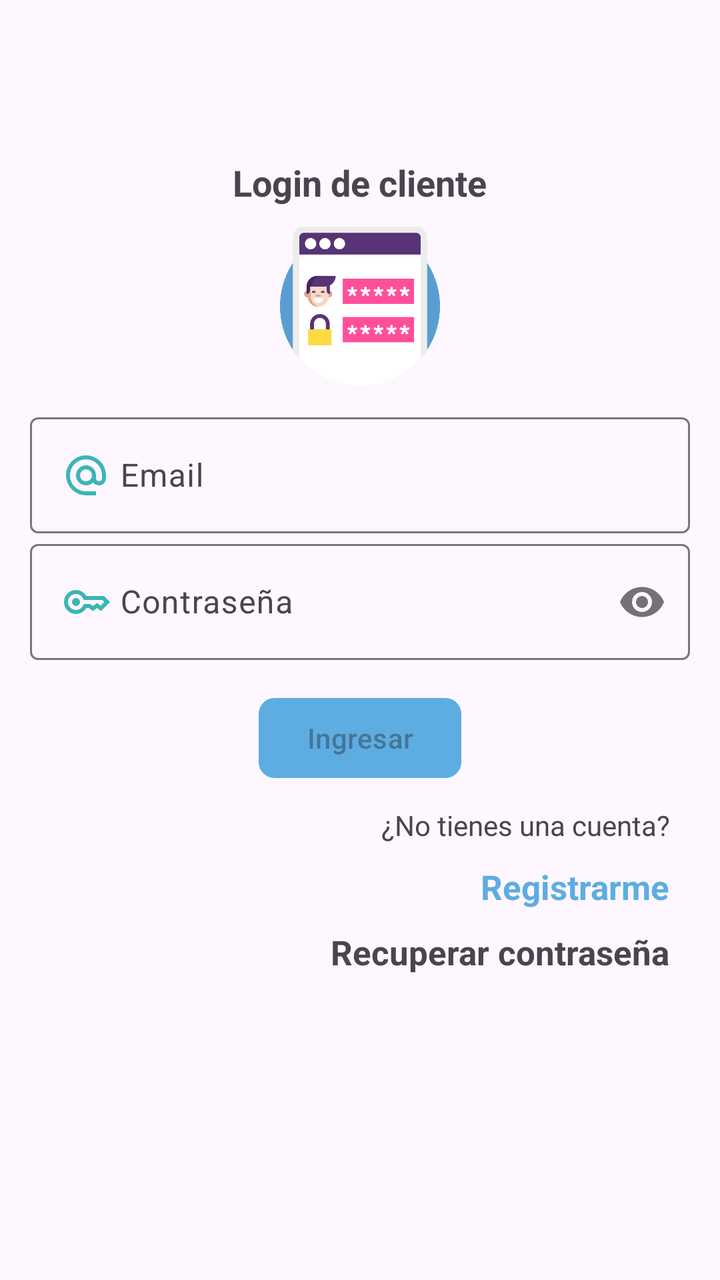
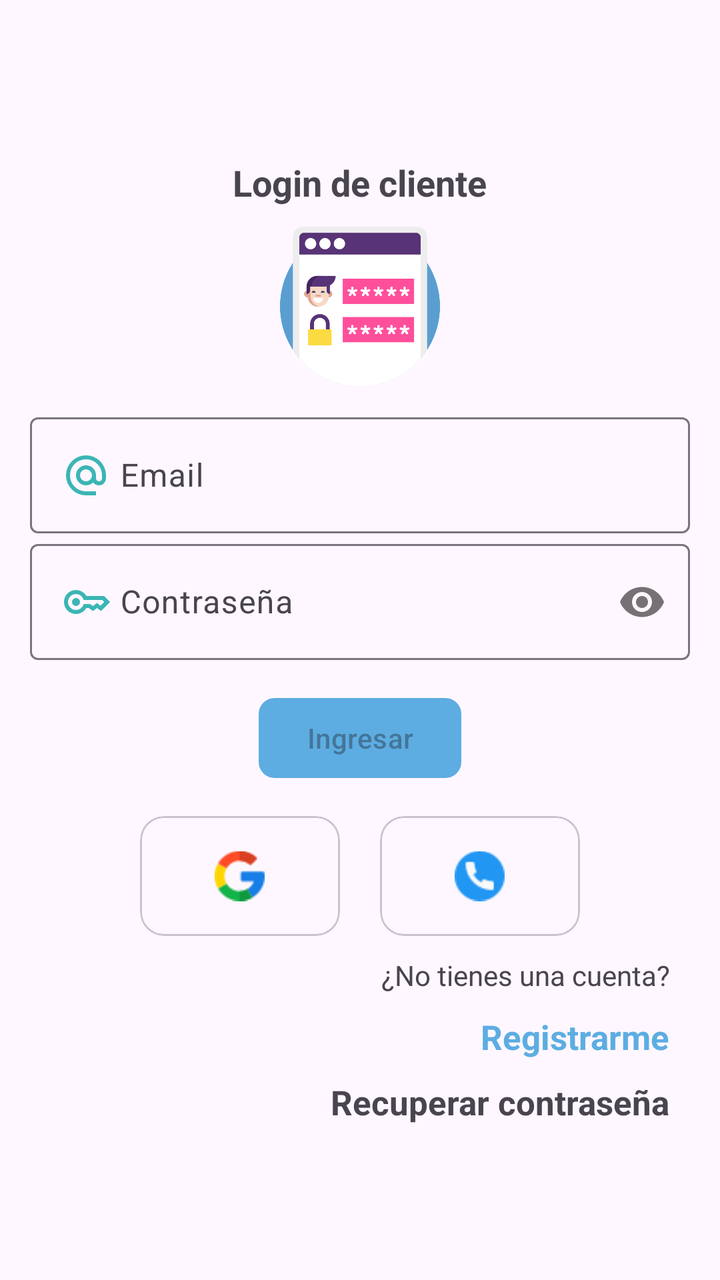

Screens rendered from an Android XML layout before and after an edit, with the pre-edit source and the edit as a unified diff.
<!-- AndroidManifest.xml: application theme Theme.TiendaVirtualApp -->
<!-- res/layout/activity_login_cliente.xml -->
<?xml version="1.0" encoding="utf-8"?>
<RelativeLayout xmlns:android="http://schemas.android.com/apk/res/android" xmlns:app="http://schemas.android.com/apk/res-auto" xmlns:tools="http://schemas.android.com/tools"
    android:id="@+id/main"
    android:layout_width="match_parent"
    android:layout_height="match_parent"
    tools:context=".Cliente.LoginClienteActivity">
    
    <androidx.appcompat.widget.LinearLayoutCompat
        android:layout_width="match_parent"
        android:layout_height="wrap_content"
        android:orientation="vertical"
        android:padding="15dp"
        android:layout_marginTop="?attr/actionBarSize">
        
        <TextView
            android:text="@string/txtLoginC"
            android:layout_gravity="center"
            android:textSize="18sp"
            android:textStyle="bold"
            android:layout_width="wrap_content"
            android:layout_height="wrap_content"/>
        
        <androidx.appcompat.widget.AppCompatImageView
            android:layout_width="80dp"
            android:layout_height="80dp"
            android:src="@drawable/login_cliente"
            android:layout_gravity="center"
            android:layout_marginTop="10dp"
            android:layout_marginBottom="10dp"/>

        <com.google.android.material.textfield.TextInputLayout
            android:layout_width="match_parent"
            android:layout_height="wrap_content">

            <EditText
                android:id="@+id/etEmail"
                android:hint="@string/etEmail"
                android:inputType="textEmailAddress"
                android:drawableStart="@drawable/ico_email"
                android:drawablePadding="5dp"
                android:layout_width="match_parent"
                android:layout_height="wrap_content"/>

        </com.google.android.material.textfield.TextInputLayout>

        <com.google.android.material.textfield.TextInputLayout
            android:layout_width="match_parent"
            android:layout_height="wrap_content"
            app:passwordToggleEnabled="true">

            <EditText
                android:id="@+id/etPassword"
                android:hint="@string/etPassword"
                android:inputType="textPassword"
                android:drawableStart="@drawable/ico_password"
                android:drawablePadding="5dp"
                android:layout_width="match_parent"
                android:layout_height="wrap_content"/>

        </com.google.android.material.textfield.TextInputLayout>

        <com.google.android.material.button.MaterialButton
            android:id="@+id/btnLoginC"
            android:hint="@string/btnLoginC"
            android:textAllCaps="true"
            android:layout_gravity="center"
            android:layout_marginTop="15dp"
            app:cornerRadius="8dp"
            android:layout_width="wrap_content"
            android:layout_height="wrap_content" />
        
        
        <TextView
            android:text="@string/txtNoCuenta"
            android:layout_gravity="end"
            android:layout_marginEnd="10dp"
            android:layout_marginTop="10dp"
            android:layout_width="wrap_content"
            android:layout_height="wrap_content"/>

        
        <TextView
            android:id="@+id/tvRegistrarC"
            android:text="@string/tvRegistrarC"
            android:layout_gravity="end"
            android:layout_marginEnd="10dp"
            android:layout_marginTop="10dp"
            android:textSize="17sp"
            android:textStyle="bold"
            android:textColor="@color/celeste_oscuro"
            android:layout_width="wrap_content"
            android:layout_height="wrap_content"/>

        
        <TextView
            android:id="@+id/tvRecuperarPass"
            android:text="@string/tvRecuperarPass"
            android:layout_gravity="end"
            android:layout_marginTop="10dp"
            android:layout_marginEnd="10dp"
            android:textSize="17sp"
            android:textStyle="bold"
            android:layout_width="wrap_content"
            android:layout_height="wrap_content"/>
        
    </androidx.appcompat.widget.LinearLayoutCompat>

</RelativeLayout>
<!-- resources referenced by this layout -->
<resources>
  <color name="celeste_oscuro">#5DADE2</color>
  <!-- drawable ico_email (drawable) -->
  <vector xmlns:android="http://schemas.android.com/apk/res/android" android:height="24dp" android:tint="#3BB5B5" android:viewportHeight="960" android:viewportWidth="960" android:width="24dp">
        
      <path android:fillColor="@android:color/white" android:pathData="M480,880Q397,880 324,848.5Q251,817 197,763Q143,709 111.5,636Q80,563 80,480Q80,397 111.5,324Q143,251 197,197Q251,143 324,111.5Q397,80 480,80Q563,80 636,111.5Q709,143 763,197Q817,251 848.5,324Q880,397 880,480L880,538Q880,597 839.5,638.5Q799,680 740,680Q705,680 674,665Q643,650 622,622Q593,651 556.5,665.5Q520,680 480,680Q397,680 338.5,621.5Q280,563 280,480Q280,397 338.5,338.5Q397,280 480,280Q563,280 621.5,338.5Q680,397 680,480L680,538Q680,564 697,582Q714,600 740,600Q766,600 783,582Q800,564 800,538L800,480Q800,346 707,253Q614,160 480,160Q346,160 253,253Q160,346 160,480Q160,614 253,707Q346,800 480,800L680,800L680,880L480,880ZM480,600Q530,600 565,565Q600,530 600,480Q600,430 565,395Q530,360 480,360Q430,360 395,395Q360,430 360,480Q360,530 395,565Q430,600 480,600Z"/>
      
  </vector>
  <!-- drawable ico_password (drawable) -->
  <vector xmlns:android="http://schemas.android.com/apk/res/android" android:height="24dp" android:tint="#3BB5B5" android:viewportHeight="960" android:viewportWidth="960" android:width="24dp">
        
      <path android:fillColor="@android:color/white" android:pathData="M280,560Q247,560 223.5,536.5Q200,513 200,480Q200,447 223.5,423.5Q247,400 280,400Q313,400 336.5,423.5Q360,447 360,480Q360,513 336.5,536.5Q313,560 280,560ZM280,720Q180,720 110,650Q40,580 40,480Q40,380 110,310Q180,240 280,240Q347,240 401.5,273Q456,306 488,360L840,360L960,480L780,660L700,600L620,660L535,600L488,600Q456,654 401.5,687Q347,720 280,720ZM280,640Q336,640 378.5,606Q421,572 435,520L560,520L618,561L700,500L771,555L846,480L806,440L435,440Q421,388 378.5,354Q336,320 280,320Q214,320 167,367Q120,414 120,480Q120,546 167,593Q214,640 280,640Z"/>
      
  </vector>
  <!-- drawable login_cliente: png bitmap (drawable, 25487 bytes) -->
  <string name="btnLoginC">Ingresar</string>
  <string name="etEmail">Email</string>
  <string name="etPassword">Contraseña</string>
  <string name="tvRecuperarPass">Recuperar contraseña</string>
  <string name="tvRegistrarC">Registrarme</string>
  <string name="txtLoginC">Login de cliente</string>
  <string name="txtNoCuenta">¿No tienes una cuenta? </string>
  <style name="Theme.TiendaVirtualApp" parent="Base.Theme.TiendaVirtualApp" />
  <style name="Base.Theme.TiendaVirtualApp" parent="Theme.Material3.DayNight.NoActionBar">
          
          <item name="colorPrimary">@color/celeste_oscuro</item>
      </style>
</resources>

<!-- the commit's change to res/layout/activity_login_cliente.xml (unified diff, before → after) -->
@@ -4,14 +4,14 @@
     android:layout_width="match_parent"
     android:layout_height="match_parent"
     tools:context=".Cliente.LoginClienteActivity">
-    
+
     <androidx.appcompat.widget.LinearLayoutCompat
         android:layout_width="match_parent"
         android:layout_height="wrap_content"
         android:orientation="vertical"
         android:padding="15dp"
         android:layout_marginTop="?attr/actionBarSize">
-        
+
         <TextView
             android:text="@string/txtLoginC"
             android:layout_gravity="center"
@@ -19,7 +19,7 @@
             android:textStyle="bold"
             android:layout_width="wrap_content"
             android:layout_height="wrap_content"/>
-        
+
         <androidx.appcompat.widget.AppCompatImageView
             android:layout_width="80dp"
             android:layout_height="80dp"
@@ -68,7 +68,43 @@
             app:cornerRadius="8dp"
             android:layout_width="wrap_content"
             android:layout_height="wrap_content" />
-        
+
+        <androidx.appcompat.widget.LinearLayoutCompat
+            android:layout_width="match_parent"
+            android:layout_height="wrap_content"
+            android:orientation="horizontal"
+            android:layout_marginTop="15dp"
+            android:gravity="center">
+
+            <com.google.android.material.card.MaterialCardView
+                android:layout_width="100dp"
+                android:layout_height="60dp">
+
+                <androidx.appcompat.widget.AppCompatImageView
+                    android:id="@+id/btnLoginGoogle"
+                    android:layout_gravity="center"
+                    android:src="@drawable/ic_google_login"
+                    android:layout_width="25dp"
+                    android:layout_height="30dp"/>
+
+            </com.google.android.material.card.MaterialCardView>
+
+            <com.google.android.material.card.MaterialCardView
+                android:layout_width="100dp"
+                android:layout_height="60dp"
+                android:layout_marginStart="20dp">
+
+                <androidx.appcompat.widget.AppCompatImageView
+                    android:id="@+id/btnLoginTel"
+                    android:layout_width="25dp"
+                    android:layout_height="30dp"
+                    android:src="@drawable/ic_tel_login"
+                    android:layout_gravity="center"/>
+
+            </com.google.android.material.card.MaterialCardView>
+
+        </androidx.appcompat.widget.LinearLayoutCompat>
+
         
         <TextView
             android:text="@string/txtNoCuenta"
@@ -102,7 +138,7 @@
             android:textStyle="bold"
             android:layout_width="wrap_content"
             android:layout_height="wrap_content"/>
-        
+
     </androidx.appcompat.widget.LinearLayoutCompat>
 
 </RelativeLayout>
<!-- resource entries referenced after the edit -->
@@ -1,6 +1,8 @@
 <!-- resources referenced by this layout -->
 <resources>
   <color name="celeste_oscuro">#5DADE2</color>
+  <!-- drawable ic_google_login: png bitmap (drawable, 1236 bytes) -->
+  <!-- drawable ic_tel_login: png bitmap (drawable, 1036 bytes) -->
   <!-- drawable ico_email (drawable) -->
   <vector xmlns:android="http://schemas.android.com/apk/res/android" android:height="24dp" android:tint="#3BB5B5" android:viewportHeight="960" android:viewportWidth="960" android:width="24dp">
         
